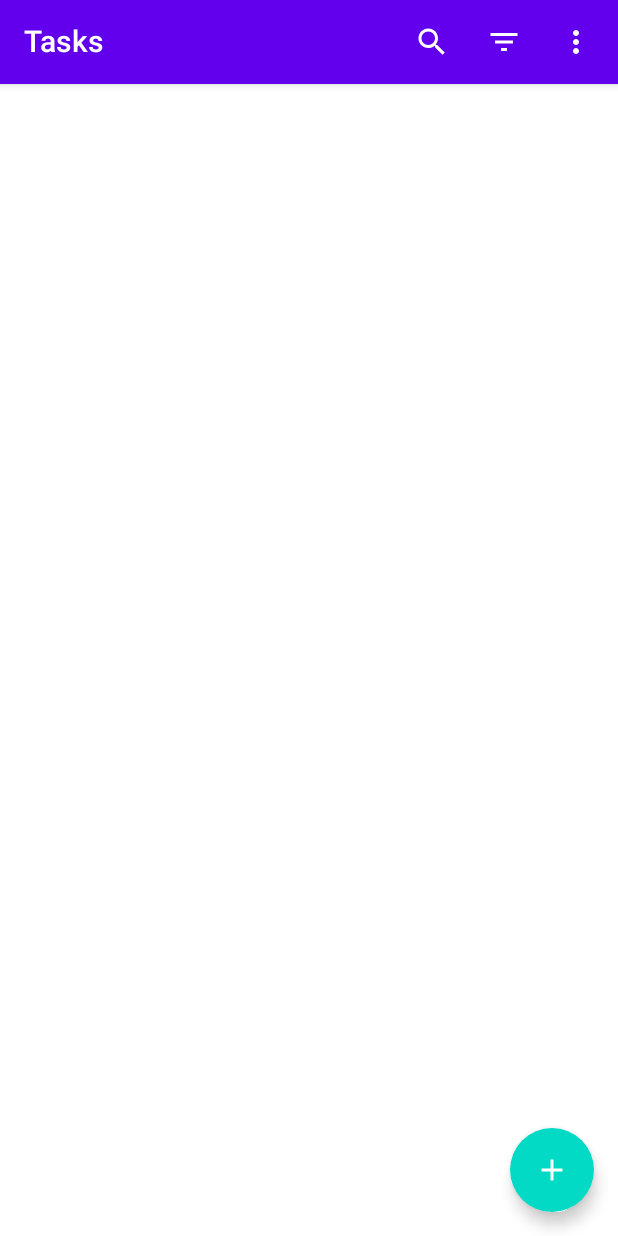
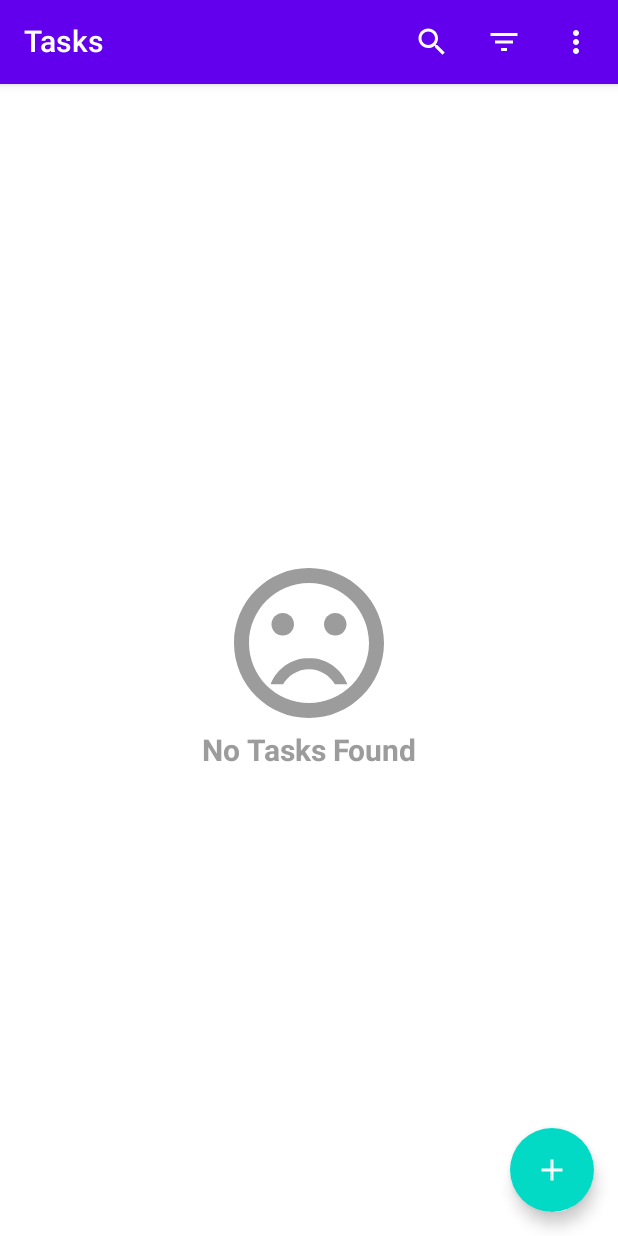
Before and after one commit to surplus867/To-Do-Compose, an Android app built with Jetpack Compose: the composable ListScreen shown on its own in the app's theme, on a phone screen of 412 x 824 dp. Run offline under Robolectric (Android 15) with nearby library versions, the phone set to English and light mode, and no system bars; our stand-ins replace Dagger/Hilt's generated code.

Commit message:
Display All Tasks- Show Empty Content

```diff
--- /dev/null
+++ b/app/src/main/java/com/example/to_do_compose/ui/screens/list/EmptyContent.kt
@@ -0,0 +1,48 @@
+package com.example.to_do_compose.ui.screens.list
+
+import androidx.compose.foundation.background
+import androidx.compose.foundation.layout.Arrangement
+import androidx.compose.foundation.layout.Column
+import androidx.compose.foundation.layout.fillMaxSize
+import androidx.compose.foundation.layout.size
+import androidx.compose.material.Icon
+import androidx.compose.material.MaterialTheme
+import androidx.compose.material.Text
+import androidx.compose.runtime.Composable
+import androidx.compose.ui.Alignment
+import androidx.compose.ui.Modifier
+import androidx.compose.ui.res.painterResource
+import androidx.compose.ui.res.stringResource
+import androidx.compose.ui.text.font.FontWeight
+import androidx.compose.ui.tooling.preview.Preview
+import androidx.compose.ui.unit.dp
+import com.example.to_do_compose.R
+import com.example.to_do_compose.ui.theme.MediumGray
+
+@Composable
+fun EmptyContent() {
+    Column(
+        modifier = Modifier
+            .fillMaxSize()
+            .background(MaterialTheme.colors.background),
+        verticalArrangement = Arrangement.Center,
+        horizontalAlignment = Alignment.CenterHorizontally
+    ) {
+        Icon(
+            modifier = Modifier.size(120.dp),
+            painter = painterResource(id = R.drawable.ic_sad_face),
+            contentDescription = stringResource(id = R.string.sad_face_icon),
+            tint = MediumGray
+        )
+        Text(text = stringResource(id = R.string.empty_content),
+        color = MediumGray,
+        fontWeight = FontWeight.Bold,
+        fontSize = MaterialTheme.typography.h6.fontSize)
+    }
+}
+
+@Composable
+@Preview
+fun EmptyContentPreview() {
+    EmptyContent()
+}
--- a/app/src/main/java/com/example/to_do_compose/ui/screens/list/ListContent.kt
+++ b/app/src/main/java/com/example/to_do_compose/ui/screens/list/ListContent.kt
@@ -22,6 +22,23 @@ import com.example.to_do_compose.ui.theme.*
 @ExperimentalMaterialApi
 @Composable
 fun listContent(
+    tasks: List<ToDoTask>,
+    navigateToTaskScreen: (taskId: Int) -> Unit
+) {
+
+    if (tasks.isEmpty()) {
+        EmptyContent()
+    } else {
+        DisplayTasks(
+            tasks = tasks,
+            navigateToTaskScreen = navigateToTaskScreen
+        )
+    }
+}
+
+@ExperimentalMaterialApi
+@Composable
+fun DisplayTasks(
     tasks: List<ToDoTask>,
     navigateToTaskScreen: (taskId: Int) -> Unit
 ) {
@@ -77,8 +94,7 @@ fun TaskItem(
                 ) {
                     Canvas(
                         modifier = Modifier
-                            .width(PRIORITY_INDICATION_SIZE)
-                            .height(PRIORITY_INDICATION_SIZE)
+                            .size(PRIORITY_INDICATION_SIZE)
                     ) {
                         drawCircle(
                             color = toDoTask.priority.color
--- /dev/null
+++ b/app/src/main/res/drawable/ic_sad_face.xml
@@ -0,0 +1,7 @@
+<vector android:height="24dp" android:tint="#000000"
+    android:viewportHeight="24" android:viewportWidth="24"
+    android:width="24dp" xmlns:android="http://schemas.android.com/apk/res/android">
+    <path android:fillColor="@android:color/white" android:pathData="M15.5,9.5m-1.5,0a1.5,1.5 0,1 1,3 0a1.5,1.5 0,1 1,-3 0"/>
+    <path android:fillColor="@android:color/white" android:pathData="M8.5,9.5m-1.5,0a1.5,1.5 0,1 1,3 0a1.5,1.5 0,1 1,-3 0"/>
+    <path android:fillColor="@android:color/white" android:pathData="M11.99,2C6.47,2 2,6.48 2,12s4.47,10 9.99,10C17.52,22 22,17.52 22,12S17.52,2 11.99,2zM12,20c-4.42,0 -8,-3.58 -8,-8s3.58,-8 8,-8 8,3.58 8,8 -3.58,8 -8,8zM12,14c-2.33,0 -4.32,1.45 -5.12,3.5h1.67c0.69,-1.19 1.97,-2 3.45,-2s2.75,0.81 3.45,2h1.67c-0.8,-2.05 -2.79,-3.5 -5.12,-3.5z"/>
+</vector>
--- a/app/src/main/res/values/strings.xml
+++ b/app/src/main/res/values/strings.xml
@@ -1,6 +1,8 @@
 <resources>
     <string name="app_name">To-Do-Compose</string>
 
+    <string name="empty_content">No Tasks Found</string>
+    <string name="sad_face_icon">Sad Face</string>
     <string name="close_icon">Close Icon</string>
     <string name="search_icon">Search Icon</string>
     <string name="search_placeholder">Search</string>
```
